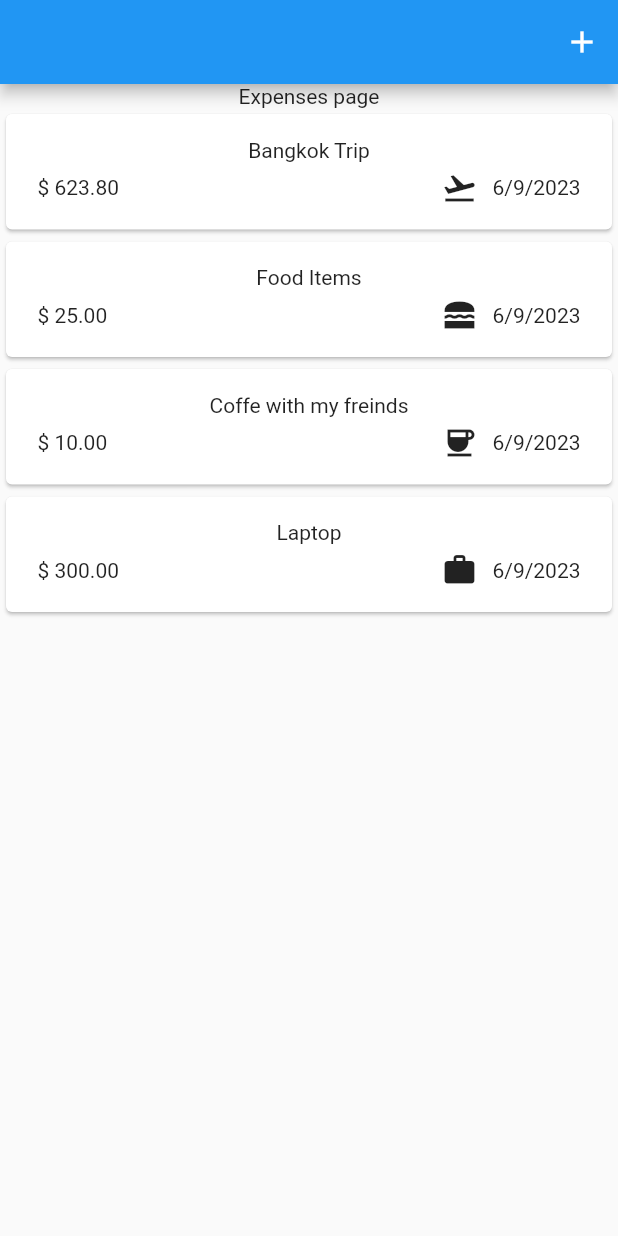
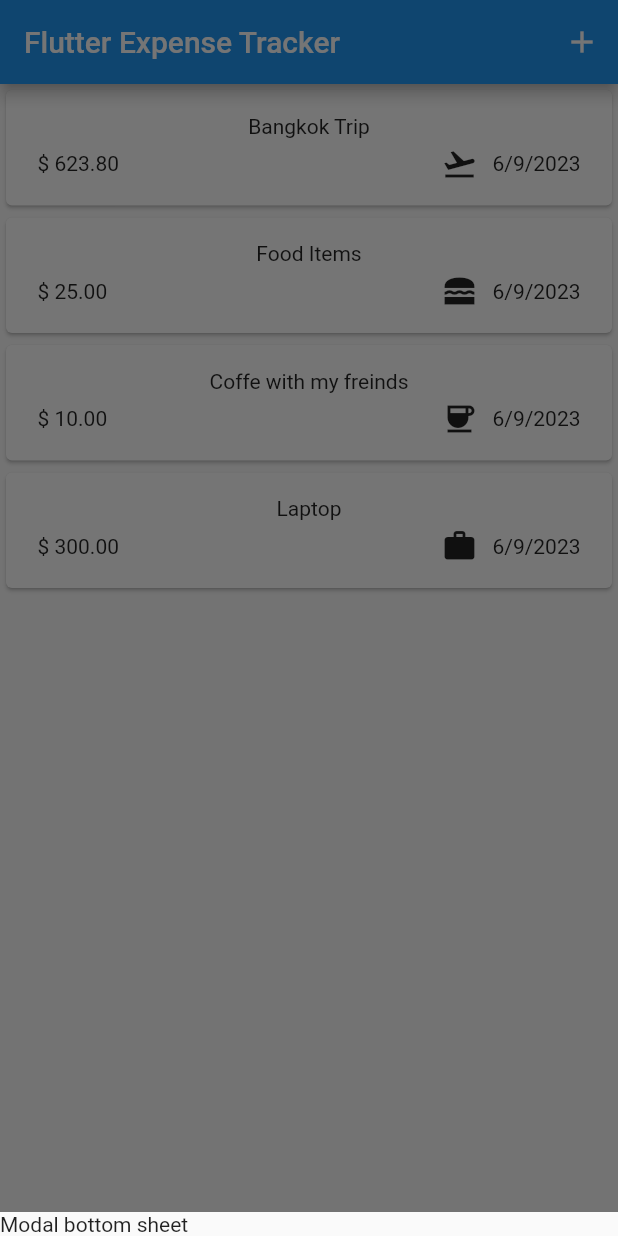
Before and after one commit to omarzouaoui1/Expense-Tracker-App, a Flutter app: the screen it shows after launch, after a tap on the "add" icon, on a phone screen of 412 x 824 dp. Run offline on Flutter 3.47's test engine with Material 2 defaults, Android fonts, the phone set to English and light mode, and no system bars.

Commit message:
Rendring a text on the show modal bottom sheet

```diff
--- a/expense_tracker_app/lib/main.dart
+++ b/expense_tracker_app/lib/main.dart
@@ -4,6 +4,7 @@ import 'package:flutter/material.dart';
 void main() {
   runApp(const MaterialApp(
     debugShowCheckedModeBanner: false,
+    // theme: ThemeData(useMaterial3: false),
     home: Expenses(),
   ));
 }
--- a/expense_tracker_app/lib/widgets/expenses.dart
+++ b/expense_tracker_app/lib/widgets/expenses.dart
@@ -37,20 +37,27 @@ class _ExpensesState extends State<Expenses> {
     ),
   ];
 
+  void _openAddExpenseOverlay() {
+    showModalBottomSheet(
+      context: context,
+      builder: (ctx) => const Text('Modal bottom sheet'),
+    );
+  }
+
   @override
   Widget build(BuildContext context) {
     return Scaffold(
       appBar: AppBar(
+        title: const Text('Flutter Expense Tracker'),
         actions: [
           IconButton(
-            onPressed: () {},
+            onPressed: _openAddExpenseOverlay,
             icon: const Icon(Icons.add),
           )
         ],
       ),
       body: Column(
         children: [
-          const Text('Expenses page'),
           Expanded(
             child: ExpensesList(
               expenses: _registeredExpenses,
```
